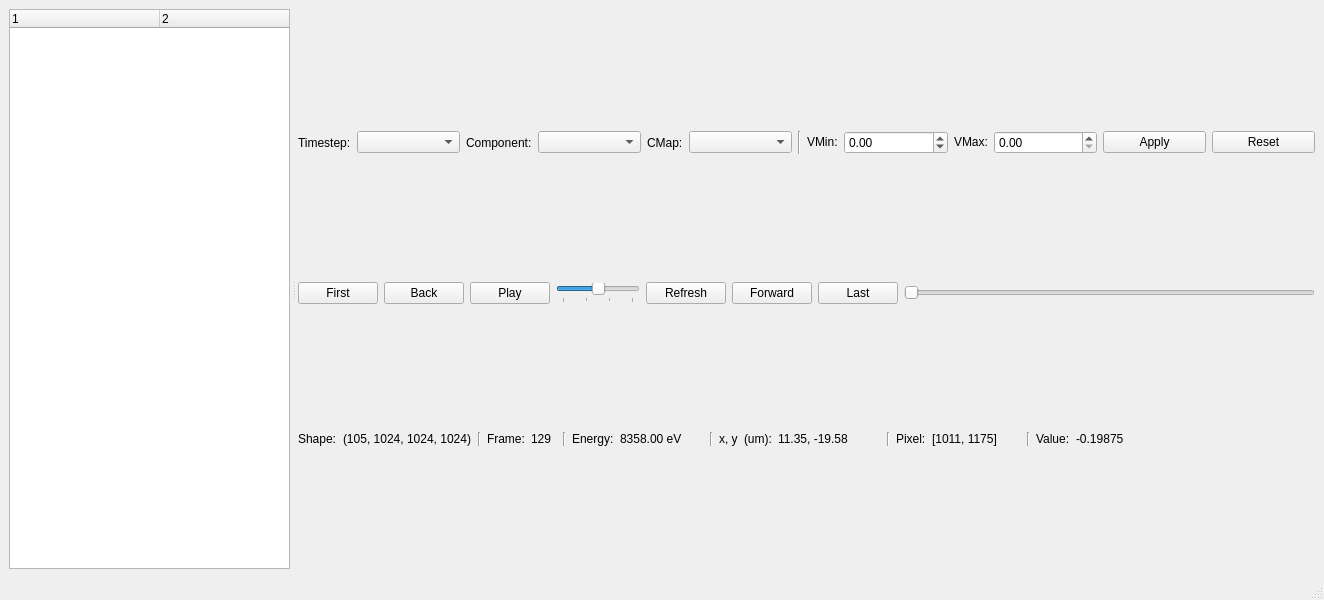
The window that xanespy/qt_frame_window.ui (canismarko/xanespy) describes before a commit, drawn with Qt 5.
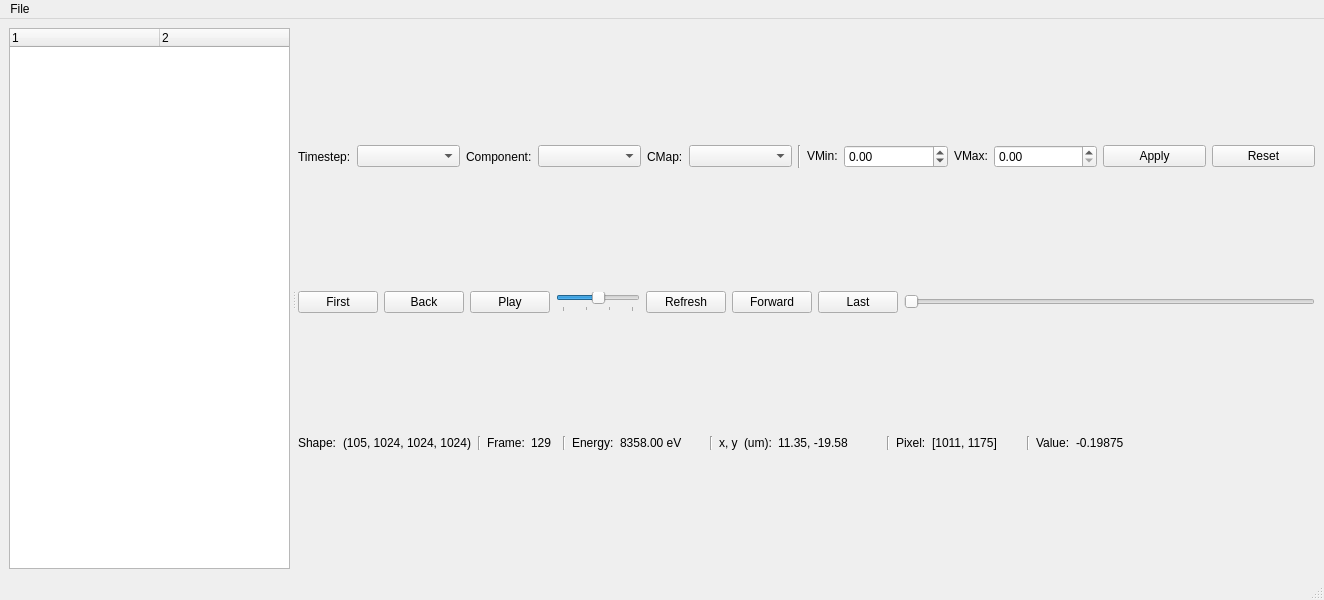
The same window after the commit. Icons and pictures are not drawn.

Diff of the .ui file:
```diff
--- a/xanespy/qt_frame_window.ui
+++ b/xanespy/qt_frame_window.ui
@@ -722,9 +722,16 @@
      <x>0</x>
      <y>0</y>
      <width>1324</width>
-     <height>25</height>
+     <height>19</height>
     </rect>
    </property>
+   <widget class="QMenu" name="menuFile">
+    <property name="title">
+     <string>File</string>
+    </property>
+    <addaction name="actionExit"/>
+   </widget>
+   <addaction name="menuFile"/>
   </widget>
   <widget class="QStatusBar" name="statusbar">
    <property name="enabled">
```
Left out of the diff: 5 changed lines with no effect on the pictures.
